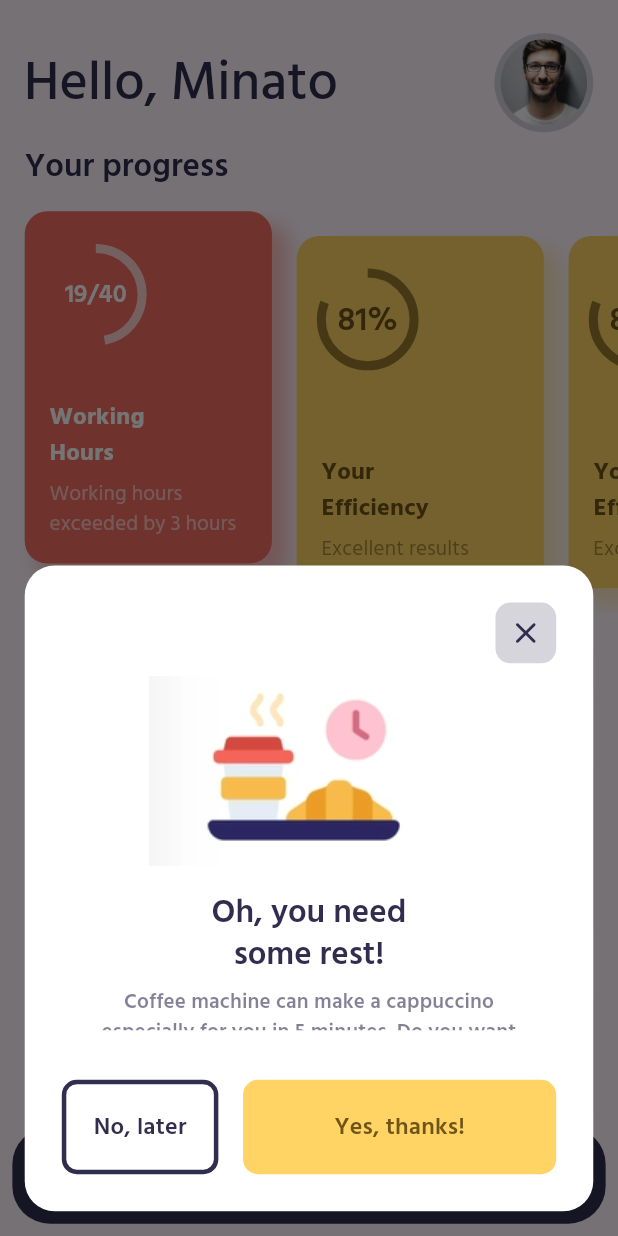
After one commit to minato223/todo_chal1, a Flutter app: the screen it shows after launch, after a tap on the "calendar month" icon, on a phone screen of 412 x 824 dp. The commit adds this screen. Run offline on Flutter 3.47's test engine with Material 2 defaults, Android fonts, the light colour scheme and no system bars.

Commit message:
Ajout de la fenêtre flottante

```diff
--- a/lib/constants/app_images.dart
+++ b/lib/constants/app_images.dart
@@ -4,4 +4,5 @@ class AppImages {
   static String avatar2 = "${_basePath}avatar_2.png";
   static String avatar3 = "${_basePath}avatar_3.png";
   static String avatar4 = "${_basePath}avatar_4.png";
+  static String food = "${_basePath}food.png";
 }
--- a/lib/views/home/home.dart
+++ b/lib/views/home/home.dart
@@ -1,11 +1,14 @@
 import 'package:flutter/material.dart';
 import 'package:flutter/scheduler.dart';
+import 'package:todo_chal1/constants/app_colors.dart';
 import 'package:todo_chal1/constants/app_images.dart';
 import 'package:todo_chal1/constants/app_sizes.dart';
 import 'package:todo_chal1/fixtures/progress_fixture.dart';
 import 'package:todo_chal1/fixtures/task_fixture.dart';
+import 'package:todo_chal1/views/home/widgets/alert_widget.dart';
 import 'package:todo_chal1/views/home/widgets/progress_card.dart';
 import 'package:todo_chal1/views/home/widgets/task_card.dart';
+import 'package:todo_chal1/widgets/custom_button.dart';
 import 'package:todo_chal1/widgets/custom_circle_avatar.dart';
 import 'package:todo_chal1/widgets/xspace.dart';
 
@@ -34,6 +37,16 @@ class _HomeState extends State<Home> {
         }
       });
     });
+  }
+
+  void showAlert() {
+    showModalBottomSheet(
+        context: context,
+        backgroundColor: Colors.transparent,
+        isDismissible: false,
+        builder: (context) {
+          return const AlertWidget();
+        });
   }
 
   @override
@@ -112,15 +125,18 @@ class _HomeState extends State<Home> {
                     ),
                   ),
                   Container(
-                    padding: EdgeInsets.all(size.CONTENT_SPACE * .5),
                     decoration: BoxDecoration(
                         borderRadius: BorderRadius.circular(10),
                         color: themeData.textTheme.headline6!.color!
                             .withOpacity(.2)),
-                    child: Icon(
-                      Icons.calendar_month_rounded,
-                      color: themeData.textTheme.headline6!.color,
-                    ),
+                    child: IconButton(
+                        onPressed: () {
+                          showAlert();
+                        },
+                        icon: Icon(
+                          Icons.calendar_month_rounded,
+                          color: themeData.textTheme.headline6!.color,
+                        )),
                   )
                 ],
               ),
--- /dev/null
+++ b/lib/views/home/widgets/alert_widget.dart
@@ -0,0 +1,106 @@
+import 'package:flutter/material.dart';
+import 'package:todo_chal1/constants/app_colors.dart';
+import 'package:todo_chal1/constants/app_images.dart';
+import 'package:todo_chal1/constants/app_sizes.dart';
+import 'package:todo_chal1/widgets/custom_button.dart';
+import 'package:todo_chal1/widgets/xspace.dart';
+
+class AlertWidget extends StatelessWidget {
+  const AlertWidget({super.key});
+
+  @override
+  Widget build(BuildContext context) {
+    ThemeData themeData = Theme.of(context);
+    AppSizes size = AppSizes(context);
+    closePopup() {
+      Navigator.pop(context);
+    }
+
+    return InkWell(
+      onTap: () {
+        closePopup();
+      },
+      child: Container(
+        margin: EdgeInsets.all(size.CONTENT_SPACE),
+        padding: EdgeInsets.all(size.CONTENT_SPACE * 1.5),
+        decoration: BoxDecoration(
+            color: Colors.white, borderRadius: BorderRadius.circular(20)),
+        child: Column(
+          mainAxisSize: MainAxisSize.min,
+          crossAxisAlignment: CrossAxisAlignment.center,
+          children: [
+            Align(
+                alignment: Alignment.centerRight,
+                child: InkWell(
+                  onTap: () {
+                    Navigator.pop(context);
+                  },
+                  child: Container(
+                    padding: EdgeInsets.all(size.CONTENT_SPACE * .5),
+                    decoration: BoxDecoration(
+                        borderRadius: BorderRadius.circular(10),
+                        color: themeData.textTheme.headline6!.color!
+                            .withOpacity(.2)),
+                    child: Icon(
+                      Icons.close_rounded,
+                      color: themeData.textTheme.headline6!.color,
+                    ),
+                  ),
+                )),
+            XSpace(size.CONTENT_SPACE / 2).y,
+            Image.asset(AppImages.food),
+            XSpace(size.CONTENT_SPACE).y,
+            Text(
+              "Oh, you need\nsome rest!",
+              textAlign: TextAlign.center,
+              style: themeData.textTheme.headline6!,
+            ),
+            XSpace(size.CONTENT_SPACE / 2).y,
+            Expanded(
+              child: SizedBox(
+                width: size.WIDTH * .7,
+                child: Text(
+                  "Coffee machine can make a cappuccino especially for you in 5 minutes. Do you want some coffee?",
+                  maxLines: 3,
+                  textAlign: TextAlign.center,
+                  overflow: TextOverflow.ellipsis,
+                  style: themeData.textTheme.titleSmall!.copyWith(
+                      fontWeight: FontWeight.w600,
+                      color: themeData.textTheme.headline6!.color!
+                          .withOpacity(.6)),
+                ),
+              ),
+            ),
+            XSpace(size.CONTENT_SPACE * 2).y,
+            SizedBox(
+              // height: size.WIDTH * .5,
+              child: Row(
+                children: [
+                  Flexible(
+                    flex: 1,
+                    child: CustomButton(
+                      text: "No, later",
+                      borderColor: themeData.textTheme.headline6!.color,
+                      onClick: closePopup,
+                    ),
+                  ),
+                  XSpace(size.CONTENT_SPACE).x,
+                  Flexible(
+                    flex: 2,
+                    child: CustomButton(
+                      text: "Yes, thanks!",
+                      textColor: AppColors.progressSecondaryTextColor,
+                      backgroundColor:
+                          AppColors.progressSecondaryBackgroundColor,
+                      onClick: closePopup,
+                    ),
+                  )
+                ],
+              ),
+            )
+          ],
+        ),
+      ),
+    );
+  }
+}
--- /dev/null
+++ b/lib/widgets/custom_button.dart
@@ -0,0 +1,41 @@
+// ignore_for_file: must_be_immutable
+
+import 'package:flutter/material.dart';
+import 'package:todo_chal1/constants/app_sizes.dart';
+
+class CustomButton extends StatelessWidget {
+  Color? borderColor;
+  Color? textColor;
+  Color? backgroundColor;
+  String? text;
+  void Function()? onClick;
+  CustomButton(
+      {super.key,
+      this.borderColor,
+      this.text,
+      this.textColor,
+      this.backgroundColor,
+      this.onClick});
+
+  @override
+  Widget build(BuildContext context) {
+    AppSizes size = AppSizes(context);
+    ThemeData themeData = Theme.of(context);
+    return InkWell(
+      onTap: onClick,
+      child: Container(
+        alignment: Alignment.center,
+        padding: EdgeInsets.symmetric(
+            vertical: size.CONTENT_SPACE, horizontal: size.CONTENT_SPACE * .7),
+        decoration: BoxDecoration(
+            color: backgroundColor,
+            borderRadius: BorderRadius.circular(10),
+            border: Border.all(
+                width: 3,
+                color: borderColor ?? backgroundColor ?? Colors.white)),
+        child: Text(text ?? 'Click Me',
+            style: themeData.textTheme.subtitle1!.copyWith(color: textColor)),
+      ),
+    );
+  }
+}
```
